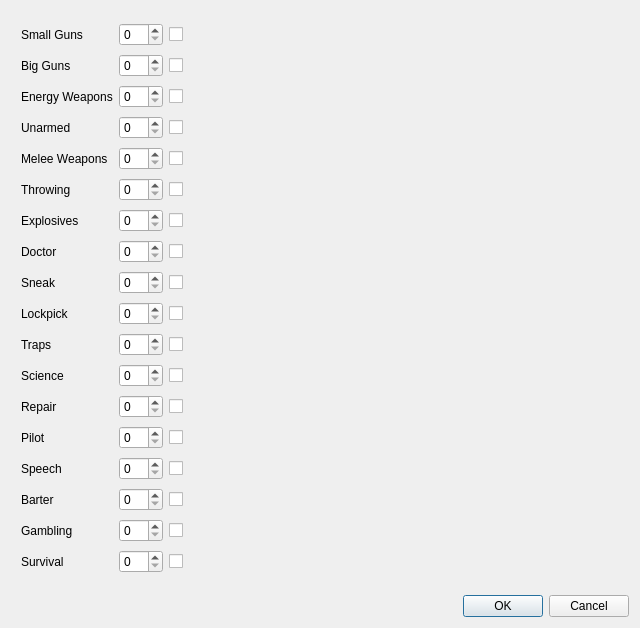
Above: character-creator/ui/new_character_dialogue.ui from DarthBubi/fallout-pnp-character-creator before the change. Below: the same form after it.
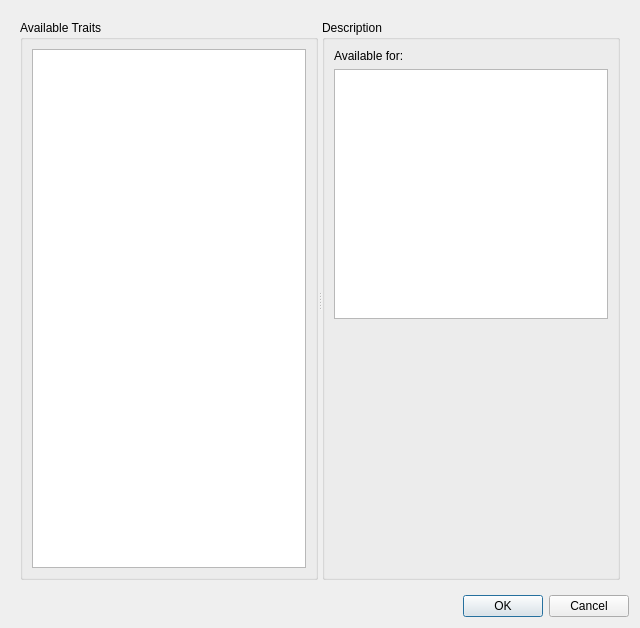
That is the form after the change.

Commit message: Add traits to character creation dialogue There is currently a bug in the trait selection when selecting mor then two traits.

Patch:
```diff
--- a/character-creator/ui/new_character_dialogue.ui
+++ b/character-creator/ui/new_character_dialogue.ui
@@ -30,10 +30,10 @@
      </property>
     </widget>
    </item>
-   <item row="1" column="0">
+   <item row="0" column="0">
     <widget class="QStackedWidget" name="stackedWidget">
      <property name="currentIndex">
-      <number>2</number>
+      <number>3</number>
      </property>
      <widget class="QWidget" name="page">
       <layout class="QGridLayout" name="gridLayout_3">
@@ -273,8 +273,8 @@
         <rect>
          <x>10</x>
          <y>10</y>
-         <width>191</width>
-         <height>561</height>
+         <width>187</width>
+         <height>554</height>
         </rect>
        </property>
        <layout class="QGridLayout" name="gridLayout_5">
@@ -587,6 +587,70 @@
        </layout>
       </widget>
      </widget>
+     <widget class="QWidget" name="page_4">
+      <layout class="QGridLayout" name="gridLayout_8">
+       <item row="0" column="0">
+        <widget class="QSplitter" name="splitter">
+         <property name="orientation">
+          <enum>Qt::Horizontal</enum>
+         </property>
+         <widget class="QGroupBox" name="groupBox_2">
+          <property name="title">
+           <string>Available Traits</string>
+          </property>
+          <layout class="QGridLayout" name="gridLayout_7">
+           <item row="0" column="0">
+            <widget class="QListWidget" name="traitListWidget">
+             <property name="sortingEnabled">
+              <bool>true</bool>
+             </property>
+            </widget>
+           </item>
+          </layout>
+         </widget>
+         <widget class="QGroupBox" name="groupBox">
+          <property name="autoFillBackground">
+           <bool>false</bool>
+          </property>
+          <property name="title">
+           <string>Description</string>
+          </property>
+          <property name="flat">
+           <bool>false</bool>
+          </property>
+          <property name="checkable">
+           <bool>false</bool>
+          </property>
+          <layout class="QGridLayout" name="gridLayout_6">
+           <item row="0" column="0">
+            <widget class="QLabel" name="label_10">
+             <property name="text">
+              <string>Available for:</string>
+             </property>
+            </widget>
+           </item>
+           <item row="1" column="0">
+            <widget class="QTextBrowser" name="descriptionBox"/>
+           </item>
+           <item row="2" column="0">
+            <spacer name="verticalSpacer">
+             <property name="orientation">
+              <enum>Qt::Vertical</enum>
+             </property>
+             <property name="sizeHint" stdset="0">
+              <size>
+               <width>20</width>
+               <height>40</height>
+              </size>
+             </property>
+            </spacer>
+           </item>
+          </layout>
+         </widget>
+        </widget>
+       </item>
+      </layout>
+     </widget>
     </widget>
    </item>
   </layout>
```
The commit also changes 2 other files.
